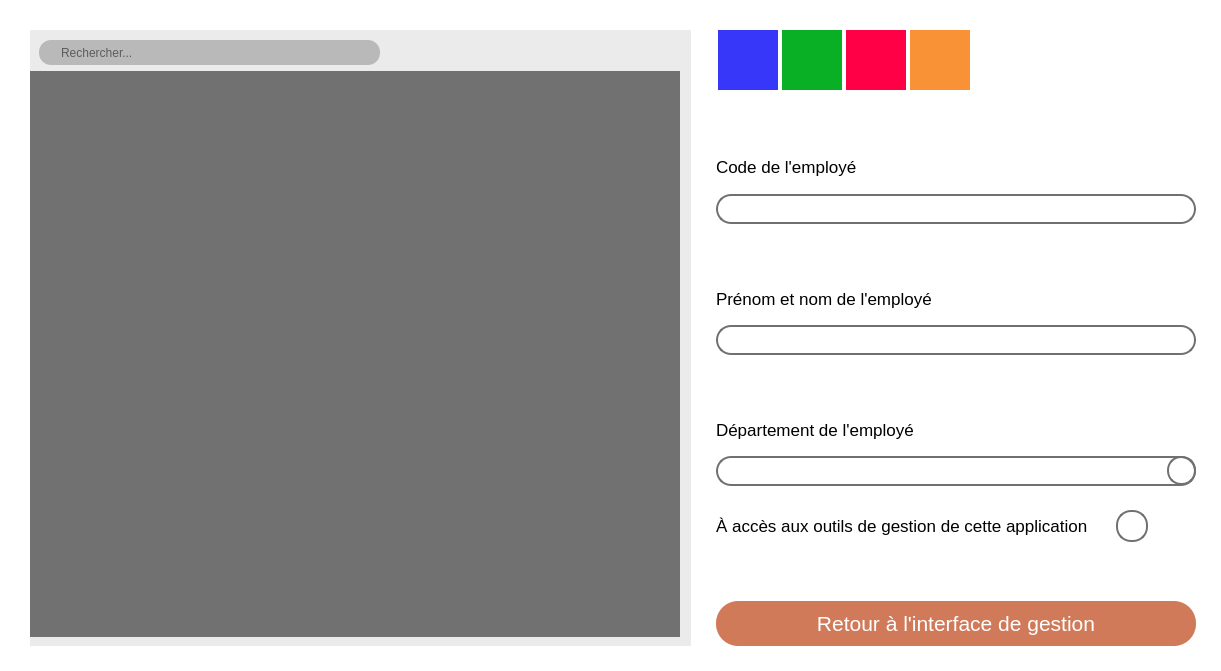
First picture: the form in PM-GEST/ModificationEmploye.ui, repository AetherFall/Gestionnaire-Emprunt-Materiel, before the edit.
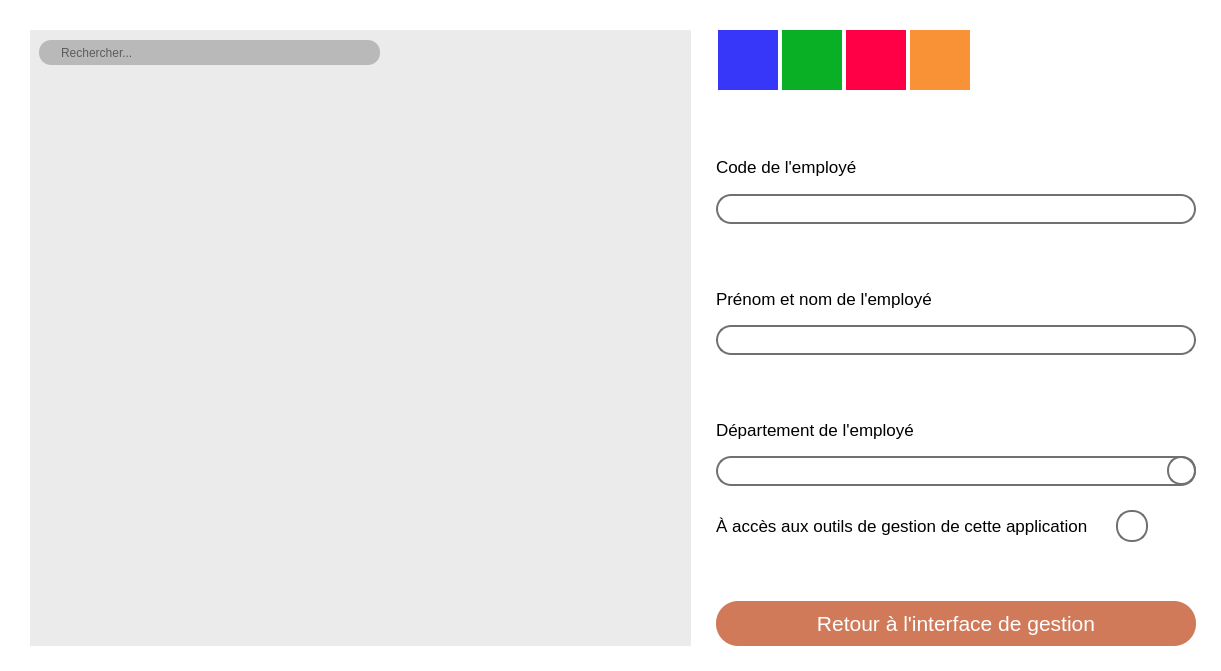
Second picture: the form after the edit. Icons and pictures are not drawn.

```diff
--- a/PM-GEST/ModificationEmploye.ui
+++ b/PM-GEST/ModificationEmploye.ui
@@ -111,23 +111,64 @@
             </font>
            </property>
            <property name="styleSheet">
-            <string notr="true">QTableWidget {
-	alternate-background-color:blue;
-	background-color:#727171;
-	border-style:none;
-	color:black;
+            <string notr="true">QTableWidget{
+border-style:none;
+color:black;
+}
+
+QTableWidget::item{
+background-color:#D8D7D7;
 }
 
 QHeaderView::section{
 background-color:#727171;
 border-style:none;
-font: 11pt &quot;Segoe UI&quot;;
+font: 12pt &quot;Segoe UI&quot;;
+color:white;
 }
 
-QTableWidget::item{
-	background-color:#D8D7D7;
+QTableWidget::item:selected{
+	border-style:none;
+	background-color: rgba(0, 0, 0, 0);
 }
-</string>
+
+  QScrollBar::handle:vertical {
+        background-color:rgba(127, 127, 127, 255);
+    }
+
+QScrollBar{
+	width:15px;
+	background-color:rgba(193, 193, 193, 255);
+	border-radius:5px;
+	margin-right:5px;
+}
+
+QScrollBar::handle{
+	border-radius:5px;
+}
+
+    QScrollBar::add-line:vertical {
+		border-style:none;
+        subcontrol-position: bottom;
+        subcontrol-origin: margin;
+		border-radius:5px;
+    }
+    QScrollBar::sub-line:vertical {
+        background: #C1C1C1;
+        subcontrol-position: top;
+		border-radius:5px;
+        subcontrol-origin: margin;
+		margin-right:5px;
+    }
+
+QTableWidget::item:alternate{
+	background-color:#B2B2B2;
+}
+
+QTableWidget::item:selected {
+	background-color:#727171;
+	color:white;
+}</string>
            </property>
            <property name="frameShape">
             <enum>QFrame::NoFrame</enum>
```
